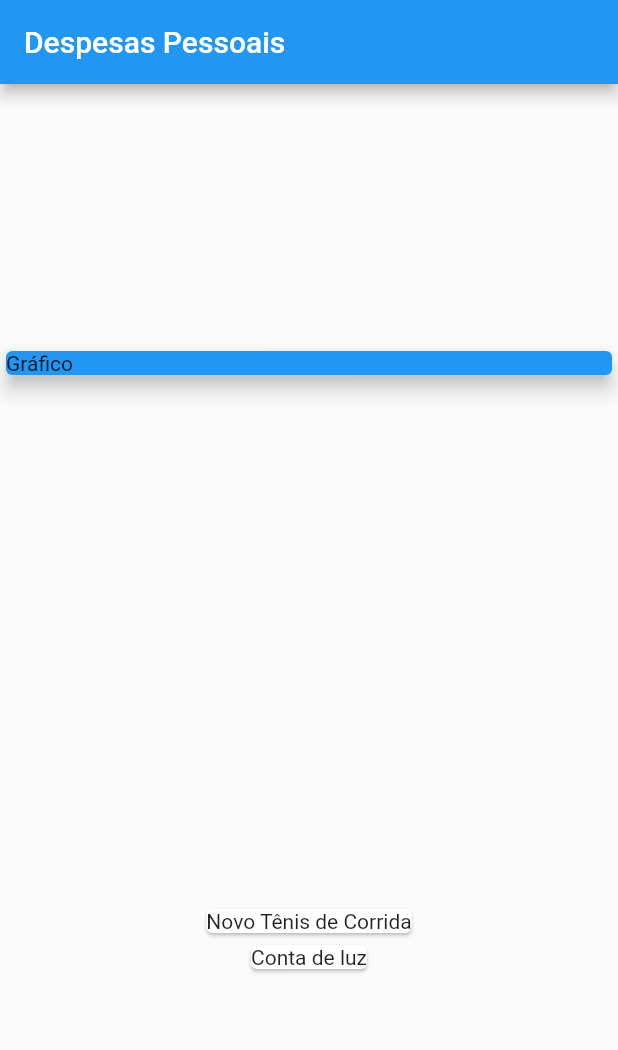
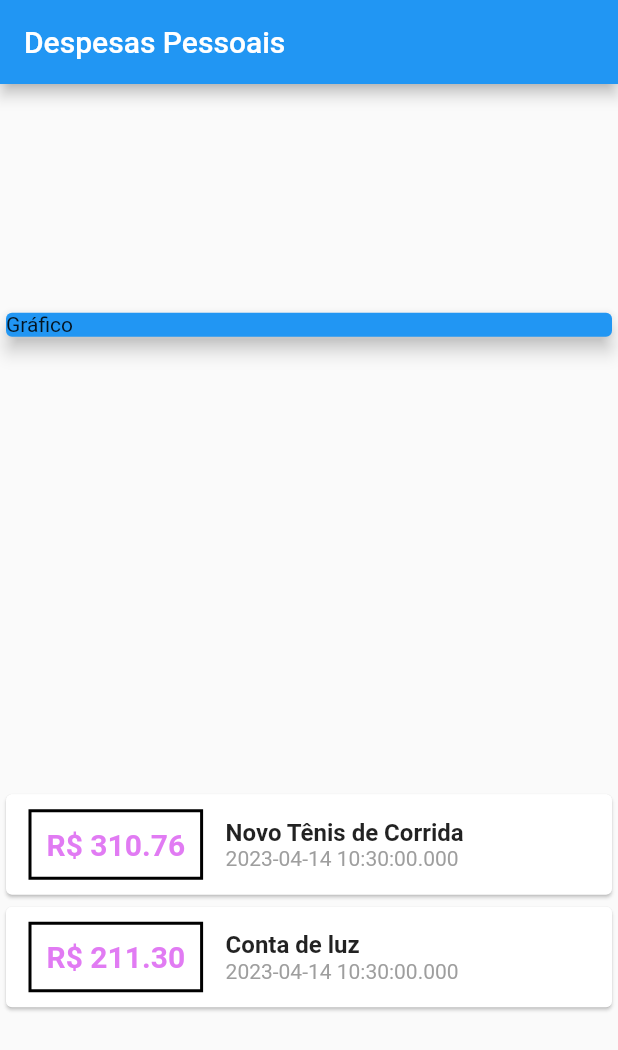
Before and after one commit to paulilio/cFlutter, a Flutter app: the screen it shows after launch, on a phone screen of 412 x 824 dp. Shown: the top 1050 px of the screen. Run offline on Flutter 3.47's test engine with Material 2 defaults, Android fonts, the phone set to English and light mode, and no system bars.

Commit message:
current format

```diff
--- a/lib/main.dart
+++ b/lib/main.dart
@@ -49,8 +49,46 @@ class MyHomePage extends StatelessWidget {
           Column(
             children: _transaction.map((tr) {
               return Card(
-                child: Text(tr.title),
-              );
+                  child: Row(
+                children: [
+                  Container(
+                    margin: EdgeInsets.symmetric(
+                      horizontal: 15,
+                      vertical: 10,
+                    ),
+                    decoration: BoxDecoration(
+                        border: Border.all(
+                      color: Colors.black,
+                      width: 2,
+                    )),
+                    padding: EdgeInsets.all(10),
+                    child: Text(
+                      'R\$ ${tr.value.toStringAsFixed(2)}',
+                      style: TextStyle(
+                        fontWeight: FontWeight.bold,
+                        fontSize: 20,
+                        color: Color.fromARGB(255, 225, 123, 243),
+                      ),
+                    ),
+                  ),
+                  Column(
+                    crossAxisAlignment: CrossAxisAlignment.start,
+                    children: [
+                      Text(
+                        tr.title,
+                        style: TextStyle(
+                          fontWeight: FontWeight.bold,
+                          fontSize: 16,
+                        ),
+                      ),
+                      Text(
+                        tr.date.toString(),
+                        style: TextStyle(color: Colors.grey),
+                      )
+                    ],
+                  )
+                ],
+              ));
             }).toList(),
           )
         ],
--- a/pubspec.yaml
+++ b/pubspec.yaml
@@ -35,6 +35,7 @@ dependencies:
   # The following adds the Cupertino Icons font to your application.
   # Use with the CupertinoIcons class for iOS style icons.
   cupertino_icons: ^1.0.2
+  intl: ^0.18.0
 
 dev_dependencies:
   flutter_test:
```
Also changed, not shown: pubspec.lock.
